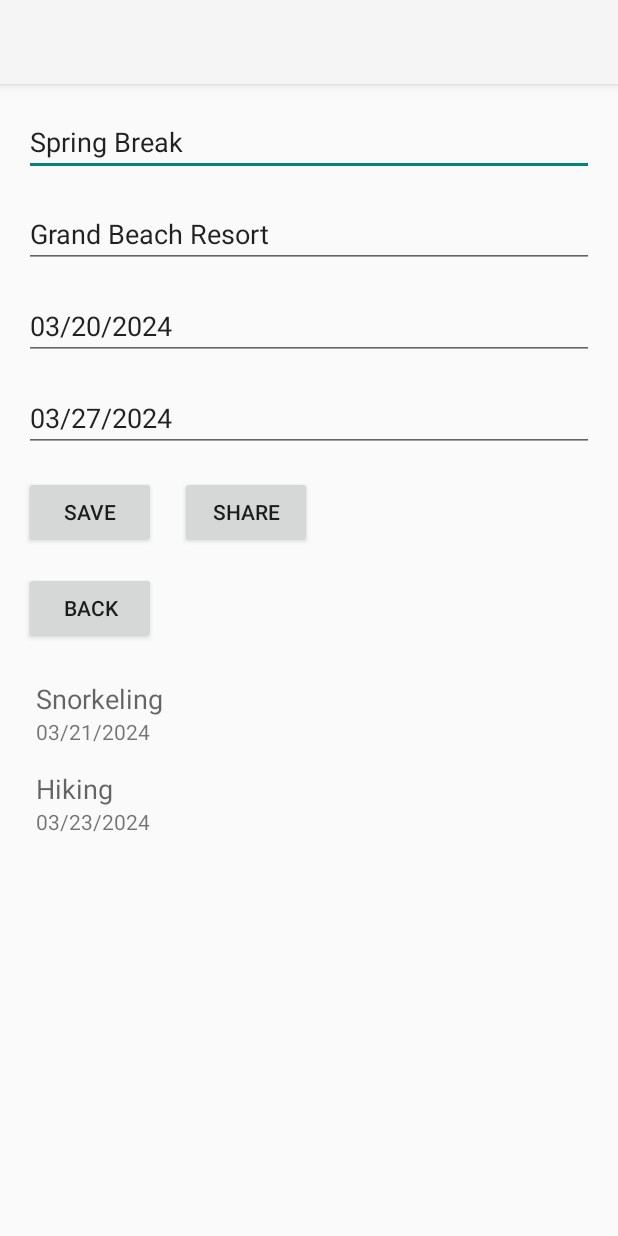
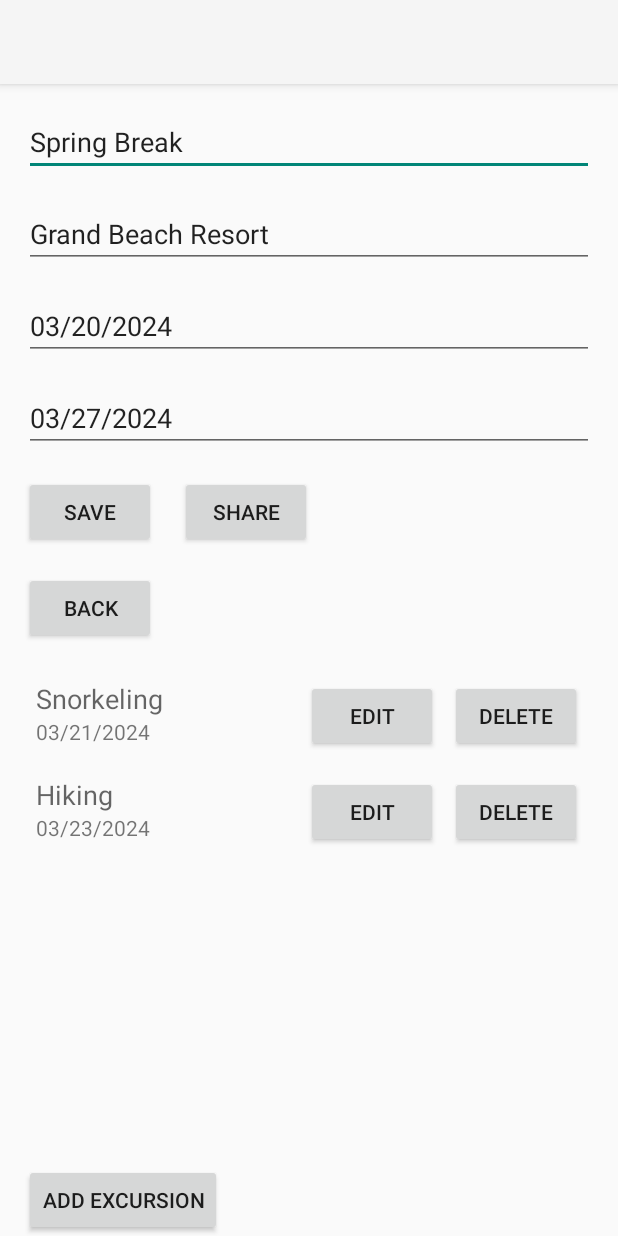
Before and after one commit to andresegm/vacation-scheduler, an Android app: the screen it shows after launch (VacationDetailsActivity), after a tap on "Spring Break", on a phone screen of 412 x 824 dp. Run offline under Robolectric (Android 15) with nearby library versions, the light colour scheme and no system bars; our stand-ins replace Room's generated code.

Commit message:
Task B3h: Added editing and deleting excursions functionality
- Updated  to include Edit and Delete buttons for excursions.
- Modified  to handle Edit and Delete actions for each excursion.
- Enhanced  to manage add, edit, and delete functionality for excursions.
- Adjusted layout in  for proper alignment of the Add Excursion button.
- Implemented new methods in  and  for excursion management.

```diff
--- a/app/src/main/java/com/example/d308vacationplanner/activities/VacationDetailsActivity.java
+++ b/app/src/main/java/com/example/d308vacationplanner/activities/VacationDetailsActivity.java
@@ -20,6 +20,7 @@ import androidx.recyclerview.widget.RecyclerView;
 import com.example.d308vacationplanner.R;
 import com.example.d308vacationplanner.adapters.ExcursionAdapter;
 import com.example.d308vacationplanner.database.VacationRepository;
+import com.example.d308vacationplanner.entities.Excursion;
 import com.example.d308vacationplanner.entities.Vacation;
 import com.example.d308vacationplanner.receivers.VacationNotificationReceiver;
 
@@ -32,6 +33,8 @@ import java.util.Locale;
 public class VacationDetailsActivity extends AppCompatActivity {
 
     private VacationRepository repository;
+    private ExcursionAdapter excursionAdapter;
+    private int vacationId;
 
     @Override
     protected void onCreate(Bundle savedInstanceState) {
@@ -55,15 +58,16 @@ public class VacationDetailsActivity extends AppCompatActivity {
         Button saveButton = findViewById(R.id.button_save);
         Button shareButton = findViewById(R.id.button_share);
         Button backButton = findViewById(R.id.button_back);
+        Button addExcursionButton = findViewById(R.id.button_add_excursion);
 
         // RecyclerView for excursions
         RecyclerView excursionList = findViewById(R.id.excursion_list);
         excursionList.setLayoutManager(new LinearLayoutManager(this));
-        ExcursionAdapter excursionAdapter = new ExcursionAdapter(new ArrayList<>());
+        excursionAdapter = new ExcursionAdapter(new ArrayList<>(), this::handleExcursionAction);
         excursionList.setAdapter(excursionAdapter);
 
         // Retrieve vacation details from Intent
-        int vacationId = getIntent().getIntExtra("id", -1); // Ensure ID is passed from MainActivity
+        vacationId = getIntent().getIntExtra("id", -1);
         String title = getIntent().getStringExtra("title");
         String hotel = getIntent().getStringExtra("hotel");
         String startDate = getIntent().getStringExtra("startDate");
@@ -89,29 +93,22 @@ public class VacationDetailsActivity extends AppCompatActivity {
             String updatedStartDate = startDateEditText.getText().toString();
             String updatedEndDate = endDateEditText.getText().toString();
 
-            // Validate date format
             if (!isValidDate(updatedStartDate) || !isValidDate(updatedEndDate)) {
                 Toast.makeText(this, "Invalid date format. Please use MM/dd/yy.", Toast.LENGTH_SHORT).show();
                 return;
             }
 
-            // Validate date logic
             if (!isEndDateAfterStartDate(updatedStartDate, updatedEndDate)) {
                 Toast.makeText(this, "End date must be after the start date.", Toast.LENGTH_SHORT).show();
                 return;
             }
 
-            // Create updated vacation object
             Vacation updatedVacation = new Vacation(vacationId, updatedTitle, updatedHotel, updatedStartDate, updatedEndDate);
 
-            // Save updates to the database
             repository.updateVacation(updatedVacation);
-
-            // Schedule notifications for vacation start and end dates
             scheduleNotifications(updatedVacation);
-
             Toast.makeText(this, "Vacation updated successfully", Toast.LENGTH_SHORT).show();
-            finish(); // Close the activity
+            finish();
         });
 
         // Share button functionality
@@ -129,11 +126,30 @@ public class VacationDetailsActivity extends AppCompatActivity {
             startActivity(Intent.createChooser(shareIntent, "Share Vacation Details"));
         });
 
+        // Add Excursion button functionality
+        addExcursionButton.setOnClickListener(v -> {
+            Excursion newExcursion = new Excursion(0, "New Excursion", "12/25/2024", vacationId);
+            repository.insertExcursion(newExcursion);
+            Toast.makeText(this, "Excursion added", Toast.LENGTH_SHORT).show();
+        });
+
         // Back button functionality
         backButton.setOnClickListener(v -> finish());
     }
 
-    // Method to schedule vacation notifications
+    private void handleExcursionAction(Excursion excursion, String action) {
+        switch (action) {
+            case "DELETE":
+                repository.deleteExcursion(excursion);
+                Toast.makeText(this, "Excursion deleted", Toast.LENGTH_SHORT).show();
+                break;
+            case "EDIT":
+                // Logic for editing excursions
+                Toast.makeText(this, "Edit functionality not implemented yet", Toast.LENGTH_SHORT).show();
+                break;
+        }
+    }
+
     private void scheduleNotifications(Vacation vacation) {
         AlarmManager alarmManager = (AlarmManager) getSystemService(Context.ALARM_SERVICE);
         SimpleDateFormat sdf = new SimpleDateFormat("MM/dd/yy", Locale.US);
@@ -143,7 +159,6 @@ public class VacationDetailsActivity extends AppCompatActivity {
             Date endDate = sdf.parse(vacation.getEndDate());
 
             if (startDate != null && endDate != null) {
-                // Start date notification
                 Intent startIntent = new Intent(this, VacationNotificationReceiver.class);
                 startIntent.putExtra("title", "Vacation Alert");
                 startIntent.putExtra("message", "Your vacation starts today!");
@@ -154,7 +169,6 @@ public class VacationDetailsActivity extends AppCompatActivity {
                         PendingIntent.FLAG_UPDATE_CURRENT | PendingIntent.FLAG_IMMUTABLE
                 );
 
-                // End date notification
                 Intent endIntent = new Intent(this, VacationNotificationReceiver.class);
                 endIntent.putExtra("title", "Vacation Alert");
                 endIntent.putExtra("message", "Your vacation ends today!");
@@ -165,7 +179,6 @@ public class VacationDetailsActivity extends AppCompatActivity {
                         PendingIntent.FLAG_UPDATE_CURRENT | PendingIntent.FLAG_IMMUTABLE
                 );
 
-                // Schedule alarms
                 alarmManager.setExact(AlarmManager.RTC_WAKEUP, startDate.getTime(), startPendingIntent);
                 alarmManager.setExact(AlarmManager.RTC_WAKEUP, endDate.getTime(), endPendingIntent);
             }
@@ -174,7 +187,7 @@ public class VacationDetailsActivity extends AppCompatActivity {
         }
     }
 
-    @RequiresApi(31) // For Android 12 and above
+    @RequiresApi(31)
     private void checkExactAlarmPermission() {
         AlarmManager alarmManager = (AlarmManager) getSystemService(Context.ALARM_SERVICE);
         if (!alarmManager.canScheduleExactAlarms()) {
@@ -190,7 +203,6 @@ public class VacationDetailsActivity extends AppCompatActivity {
         }
     }
 
-    // Validates if the date is in MM/dd/yy format
     private boolean isValidDate(String date) {
         SimpleDateFormat sdf = new SimpleDateFormat("MM/dd/yy", Locale.US);
         sdf.setLenient(false);
@@ -202,7 +214,6 @@ public class VacationDetailsActivity extends AppCompatActivity {
         }
     }
 
-    // Validates if the end date is after the start date
     private boolean isEndDateAfterStartDate(String startDate, String endDate) {
         SimpleDateFormat sdf = new SimpleDateFormat("MM/dd/yy", Locale.US);
         try {
--- a/app/src/main/java/com/example/d308vacationplanner/adapters/ExcursionAdapter.java
+++ b/app/src/main/java/com/example/d308vacationplanner/adapters/ExcursionAdapter.java
@@ -3,6 +3,7 @@ package com.example.d308vacationplanner.adapters;
 import android.view.LayoutInflater;
 import android.view.View;
 import android.view.ViewGroup;
+import android.widget.Button;
 import android.widget.TextView;
 
 import androidx.annotation.NonNull;
@@ -16,9 +17,17 @@ import java.util.List;
 public class ExcursionAdapter extends RecyclerView.Adapter<ExcursionAdapter.ExcursionViewHolder> {
 
     private List<Excursion> excursions;
+    private final OnExcursionActionListener actionListener;
 
-    public ExcursionAdapter(List<Excursion> excursions) {
+    // Listener interface for actions
+    public interface OnExcursionActionListener {
+        void onExcursionAction(Excursion excursion, String action);
+    }
+
+    // Constructor
+    public ExcursionAdapter(List<Excursion> excursions, OnExcursionActionListener actionListener) {
         this.excursions = excursions;
+        this.actionListener = actionListener;
     }
 
     @NonNull
@@ -33,6 +42,12 @@ public class ExcursionAdapter extends RecyclerView.Adapter<ExcursionAdapter.Excu
         Excursion excursion = excursions.get(position);
         holder.titleTextView.setText(excursion.getTitle());
         holder.dateTextView.setText(excursion.getDate());
+
+        // Handle delete button
+        holder.deleteButton.setOnClickListener(v -> actionListener.onExcursionAction(excursion, "DELETE"));
+
+        // Handle edit button
+        holder.editButton.setOnClickListener(v -> actionListener.onExcursionAction(excursion, "EDIT"));
     }
 
     @Override
@@ -49,11 +64,15 @@ public class ExcursionAdapter extends RecyclerView.Adapter<ExcursionAdapter.Excu
     public static class ExcursionViewHolder extends RecyclerView.ViewHolder {
         TextView titleTextView;
         TextView dateTextView;
+        Button deleteButton;
+        Button editButton;
 
         public ExcursionViewHolder(@NonNull View itemView) {
             super(itemView);
             titleTextView = itemView.findViewById(R.id.excursion_title);
             dateTextView = itemView.findViewById(R.id.excursion_date);
+            deleteButton = itemView.findViewById(R.id.delete_excursion_button);
+            editButton = itemView.findViewById(R.id.edit_excursion_button);
         }
     }
 }
--- a/app/src/main/java/com/example/d308vacationplanner/dao/VacationDAO.java
+++ b/app/src/main/java/com/example/d308vacationplanner/dao/VacationDAO.java
@@ -27,18 +27,27 @@ public interface VacationDAO {
     @Delete
     void deleteVacation(Vacation vacation);
 
+    // Insert a new excursion
     @Insert
     void insertExcursion(Excursion excursion);
 
+    // Update an existing excursion
+    @Update
+    void updateExcursion(Excursion excursion);
+
+    // Delete an excursion
+    @Delete
+    void deleteExcursion(Excursion excursion);
 
     // Retrieve all vacations
     @Query("SELECT * FROM vacations ORDER BY startDate ASC")
     LiveData<List<Vacation>> getAllVacations();
 
+    // Count excursions for a specific vacation
     @Query("SELECT COUNT(*) FROM excursions WHERE vacationId = :vacationId")
     int countExcursionsForVacation(int vacationId);
 
+    // Retrieve all excursions for a specific vacation
     @Query("SELECT * FROM excursions WHERE vacationId = :vacationId ORDER BY date ASC")
     LiveData<List<Excursion>> getExcursionsForVacation(int vacationId);
-
 }
--- a/app/src/main/java/com/example/d308vacationplanner/database/VacationRepository.java
+++ b/app/src/main/java/com/example/d308vacationplanner/database/VacationRepository.java
@@ -35,7 +35,6 @@ public class VacationRepository {
         executorService.execute(() -> vacationDAO.updateVacation(vacation));
     }
 
-
     // Delete a vacation with validation
     public void deleteVacation(Vacation vacation, DeletionCallback callback) {
         executorService.execute(() -> {
@@ -49,23 +48,34 @@ public class VacationRepository {
         });
     }
 
+    // Interface for deletion callback
     public interface DeletionCallback {
         void onSuccess();
         void onFailure(String message);
     }
-
 
     // Fetch all vacations
     public LiveData<List<Vacation>> getAllVacations() {
         return vacationDAO.getAllVacations();
     }
 
+    // Fetch excursions for a vacation
     public LiveData<List<Excursion>> getExcursionsForVacation(int vacationId) {
         return vacationDAO.getExcursionsForVacation(vacationId);
     }
 
+    // Insert an excursion
     public void insertExcursion(Excursion excursion) {
         executorService.execute(() -> vacationDAO.insertExcursion(excursion));
     }
 
+    // Update an excursion
+    public void updateExcursion(Excursion excursion) {
+        executorService.execute(() -> vacationDAO.updateExcursion(excursion));
+    }
+
+    // Delete an excursion
+    public void deleteExcursion(Excursion excursion) {
+        executorService.execute(() -> vacationDAO.deleteExcursion(excursion));
+    }
 }
--- a/app/src/main/res/layout/activity_vacation_details.xml
+++ b/app/src/main/res/layout/activity_vacation_details.xml
@@ -6,6 +6,7 @@
     android:layout_height="match_parent"
     tools:context=".activities.VacationDetailsActivity">
 
+    <!-- Vacation Title Input -->
     <EditText
         android:id="@+id/vacation_title"
         android:layout_width="0dp"
@@ -16,6 +17,7 @@
         app:layout_constraintEnd_toEndOf="parent"
         android:layout_margin="16dp" />
 
+    <!-- Hotel Name Input -->
     <EditText
         android:id="@+id/vacation_hotel"
         android:layout_width="0dp"
@@ -26,6 +28,7 @@
         app:layout_constraintEnd_toEndOf="parent"
         android:layout_margin="16dp" />
 
+    <!-- Start Date Input -->
     <EditText
         android:id="@+id/vacation_start_date"
         android:layout_width="0dp"
@@ -36,6 +39,7 @@
         app:layout_constraintEnd_toEndOf="parent"
         android:layout_margin="16dp" />
 
+    <!-- End Date Input -->
     <EditText
         android:id="@+id/vacation_end_date"
         android:layout_width="0dp"
@@ -46,6 +50,7 @@
         app:layout_constraintEnd_toEndOf="parent"
         android:layout_margin="16dp" />
 
+    <!-- Save Button -->
     <Button
         android:id="@+id/button_save"
         android:layout_width="wrap_content"
@@ -55,6 +60,7 @@
         app:layout_constraintStart_toStartOf="parent"
         android:layout_margin="16dp" />
 
+    <!-- Share Button -->
     <Button
         android:id="@+id/button_share"
         android:layout_width="wrap_content"
@@ -64,6 +70,7 @@
         app:layout_constraintStart_toEndOf="@id/button_save"
         android:layout_margin="16dp" />
 
+    <!-- Back Button -->
     <Button
         android:id="@+id/button_back"
         android:layout_width="wrap_content"
@@ -73,6 +80,7 @@
         app:layout_constraintStart_toStartOf="parent"
         android:layout_margin="16dp" />
 
+    <!-- RecyclerView for Excursions -->
     <androidx.recyclerview.widget.RecyclerView
         android:id="@+id/excursion_list"
         android:layout_width="0dp"
@@ -80,6 +88,18 @@
         app:layout_constraintTop_toBottomOf="@id/button_back"
         app:layout_constraintStart_toStartOf="parent"
         app:layout_constraintEnd_toEndOf="parent"
+        app:layout_constraintBottom_toTopOf="@id/button_add_excursion"
+        android:layout_margin="16dp" />
+
+    <!-- Add Excursion Button -->
+    <Button
+        android:id="@+id/button_add_excursion"
+        android:layout_width="wrap_content"
+        android:layout_height="wrap_content"
+        android:text="Add Excursion"
+        app:layout_constraintTop_toBottomOf="@id/excursion_list"
+        app:layout_constraintStart_toStartOf="parent"
         app:layout_constraintBottom_toBottomOf="parent"
-        android:layout_margin="16dp" />
+        android:layout_marginTop="16dp"
+        android:layout_marginStart="16dp" />
 </androidx.constraintlayout.widget.ConstraintLayout>
--- a/app/src/main/res/layout/excursion_item.xml
+++ b/app/src/main/res/layout/excursion_item.xml
@@ -1,9 +1,15 @@
-<?xml version="1.0" encoding="utf-8"?>
-<LinearLayout xmlns:android="http://schemas.android.com/apk/res/android"
+<LinearLayout
+    xmlns:android="http://schemas.android.com/apk/res/android"
     android:layout_width="match_parent"
     android:layout_height="wrap_content"
-    android:orientation="vertical"
+    android:orientation="horizontal"
     android:padding="8dp">
+
+    <LinearLayout
+        android:layout_width="0dp"
+        android:layout_height="wrap_content"
+        android:layout_weight="1"
+        android:orientation="vertical">
 
         <TextView
             android:id="@+id/excursion_title"
@@ -19,3 +25,17 @@
             android:text="Excursion Date"
             android:textAppearance="@style/TextAppearance.AppCompat.Small" />
     </LinearLayout>
+
+    <Button
+        android:id="@+id/edit_excursion_button"
+        android:layout_width="wrap_content"
+        android:layout_height="wrap_content"
+        android:text="Edit"
+        android:layout_marginEnd="8dp" />
+
+    <Button
+        android:id="@+id/delete_excursion_button"
+        android:layout_width="wrap_content"
+        android:layout_height="wrap_content"
+        android:text="Delete" />
+</LinearLayout>
```
Lines whose indentation alone changed are shown as unchanged.
